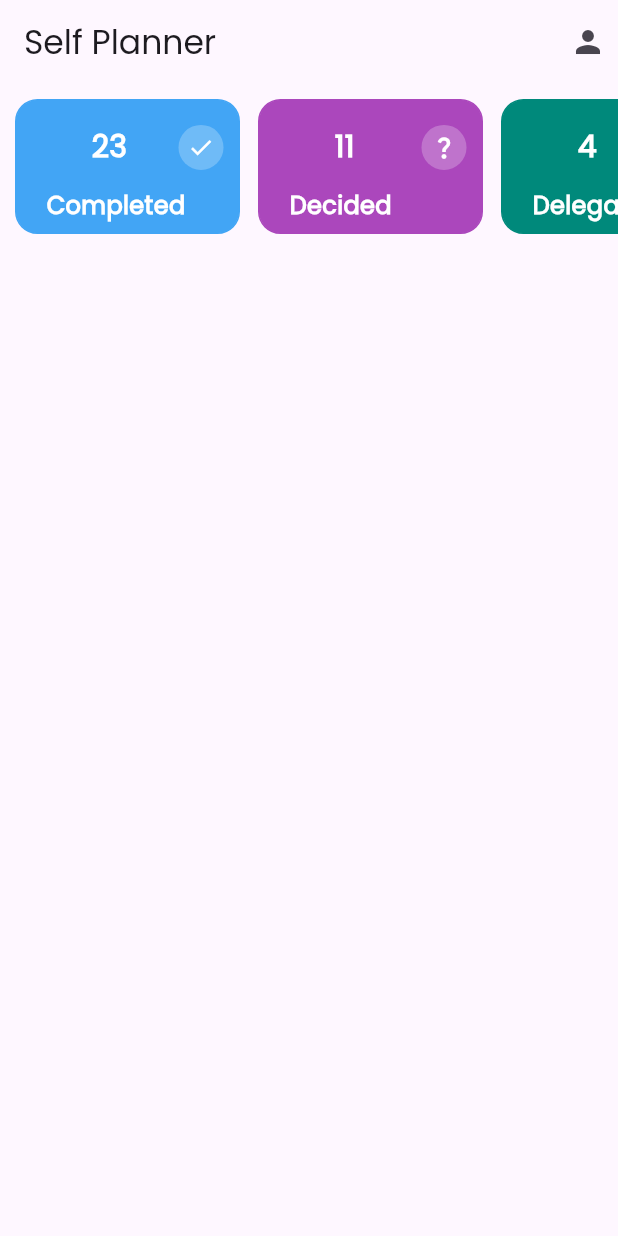
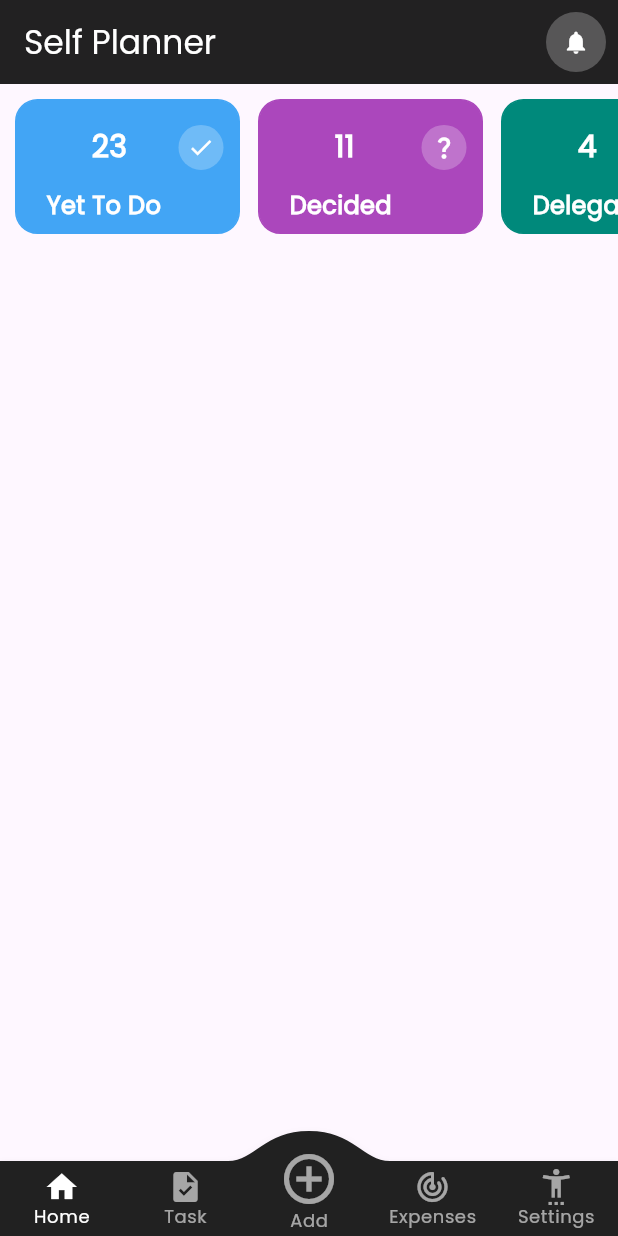
Before and after one commit to Prithiveram-27/self_planner, a Flutter app: the screen it shows after launch, on a phone screen of 412 x 824 dp. Run offline on Flutter 3.47's test engine with Material 3 defaults, Android fonts, the phone set to English and light mode, and no system bars; drawn by our look-alikes of convex_bottom_bar.

Commit message:
Home UI changes

```diff
--- a/lib/Home/models/home_enum.dart
+++ b/lib/Home/models/home_enum.dart
@@ -1,4 +1,5 @@
 enum DashboardCategory {
+  yettodo,
   completed,
   decided,
   delegated,
--- a/lib/Home/ui/home_page.dart
+++ b/lib/Home/ui/home_page.dart
@@ -1,3 +1,4 @@
+import 'package:convex_bottom_bar/convex_bottom_bar.dart';
 import 'package:flutter/material.dart';
 import '../models/home_enum.dart';
 import '../ui/widgets/homepage_task_dashboard.dart';
@@ -20,15 +21,43 @@ class HomePageState extends State<HomePage> {
           Padding(
             padding: const EdgeInsets.all(8.0),
             child: InkWell(
-              child: const Icon(Icons.person),
+              child: Container(
+                width: 40,
+                height: 40,
+                decoration: BoxDecoration(
+                  borderRadius: BorderRadius.circular(20),
+                  color: Colors.white24,
+                ),
+                child: const Icon(
+                  Icons.notifications,
+                  color: Colors.white,
+                  size: 18,
+                ),
+              ),
               onTap: () {
                 print("Settings");
               },
             ),
           )
         ],
+        foregroundColor: Colors.white,
+        backgroundColor: Colors.black87,
       ),
-      body: Row(
+      bottomNavigationBar: ConvexAppBar(
+        style: TabStyle.fixed,
+        height: 50,
+        top: -20,
+        backgroundColor: Colors.grey[900],
+        items: const [
+          TabItem(icon: Icons.home, title: 'Home'),
+          TabItem(icon: Icons.task, title: 'Task'),
+          TabItem(icon: Icons.add_circle_outline_sharp, title: 'Add'),
+          TabItem(icon: Icons.track_changes_rounded, title: 'Expenses'),
+          TabItem(icon: Icons.settings_accessibility, title: 'Settings'),
+        ],
+        onTap: (int i) => {},
+      ),
+      body: Column(
         children: [
           SizedBox(
             height: 100,
@@ -38,10 +67,10 @@ class HomePageState extends State<HomePage> {
               children: <Widget>[
                 TaskDashboardContainer(
                   color: Colors.blue.shade400,
-                  taskTitle: "Completed",
+                  taskTitle: "Yet To Do",
                   icon: Icons.done_outlined,
                   count: 23,
-                  category: DashboardCategory.completed,
+                  category: DashboardCategory.yettodo,
                 ),
                 TaskDashboardContainer(
                   color: Colors.purple.shade400,
@@ -64,6 +93,13 @@ class HomePageState extends State<HomePage> {
                   count: 2,
                   category: DashboardCategory.deleted,
                 ),
+                TaskDashboardContainer(
+                  color: Colors.green.shade600,
+                  taskTitle: "Completed",
+                  icon: Icons.done_outlined,
+                  count: 23,
+                  category: DashboardCategory.completed,
+                ),
               ],
             ),
           ),
--- a/lib/main.dart
+++ b/lib/main.dart
@@ -9,10 +9,9 @@ void main() {
 class MyApp extends StatelessWidget {
   const MyApp({Key? key}) : super(key: key);
 
-  // This widget is the root of your application.
   @override
   Widget build(BuildContext context) {
-    MaterialColor materialColor = convertColorToMaterialColor(Colors.white);
+    MaterialColor materialColor = convertColorToMaterialColor(Colors.black);
     return MaterialApp(
       title: 'Flutter Demo',
       theme: ThemeData(
--- a/pubspec.yaml
+++ b/pubspec.yaml
@@ -35,6 +35,7 @@ dependencies:
   # The following adds the Cupertino Icons font to your application.
   # Use with the CupertinoIcons class for iOS style icons.
   cupertino_icons: ^1.0.2
+  convex_bottom_bar: ^3.1.0+1
 
 dev_dependencies:
   flutter_test:
```
Also changed, not shown: pubspec.lock.
